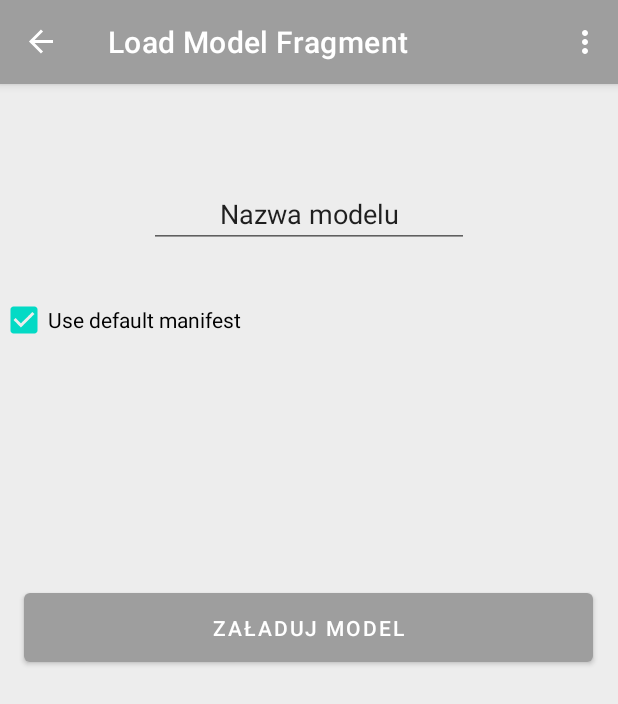
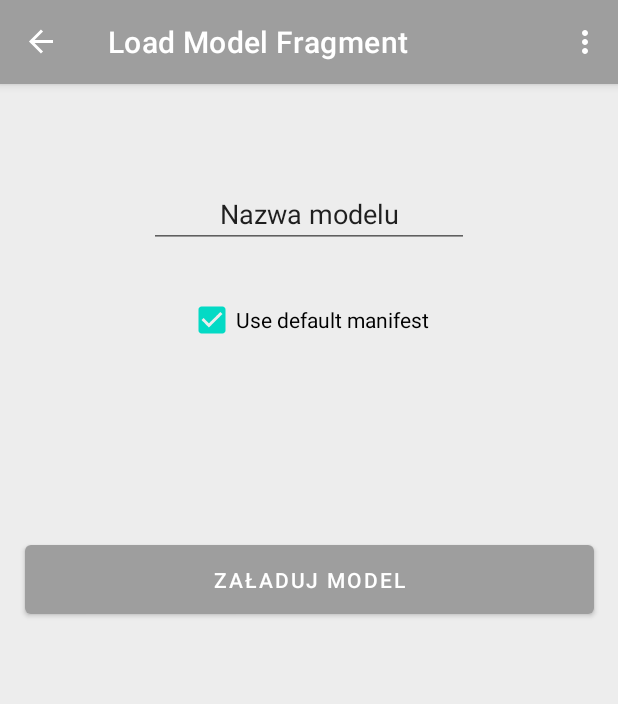
Before and after one commit to KonradPR/TPN, an Android app: the LoadModelFragment screen opened through its navigation route, on a phone screen of 412 x 824 dp. Shown: the top 704 px of the screen. Run offline under Robolectric (Android 15) with nearby library versions, the phone set to English and light mode, and no system bars; our stand-ins replace navigation-ui; libraries missing offline, so code that uses them is left out: androidx.camera.core, androidx.camera.extensions, androidx.camera.lifecycle, androidx.camera.view, com.nbsp.materialfilepicker and 1 more; network calls fail; 2 statements that could not run were skipped.

Commit message:
model selection working and camera resized

```diff
--- a/app/src/main/java/com/example/tpn/FirstFragment.java
+++ b/app/src/main/java/com/example/tpn/FirstFragment.java
@@ -112,6 +112,7 @@ public class FirstFragment extends Fragment {
     public void onViewCreated(@NonNull View view, Bundle savedInstanceState) {
         checkPermissions();
         super.onViewCreated(view, savedInstanceState);
+        binding.currentModel.setText("Currently used model: "+((MainActivity)getActivity()).getModelName());
         binding.buttonCamera.setOnClickListener(new View.OnClickListener() {
             @Override
             public void onClick(View view) {
--- a/app/src/main/java/com/example/tpn/SelectFragment.java
+++ b/app/src/main/java/com/example/tpn/SelectFragment.java
@@ -11,6 +11,7 @@ import android.widget.ArrayAdapter;
 import androidx.annotation.NonNull;
 import androidx.annotation.Nullable;
 import androidx.fragment.app.Fragment;
+import androidx.navigation.fragment.NavHostFragment;
 
 
 import com.example.tpn.databinding.SelectFragmentBinding;
@@ -40,6 +41,9 @@ public class SelectFragment extends Fragment {
             @Override
             public void onItemClick(AdapterView<?> adapterView, View view, int i, long l) {
                 System.out.println( ((String) adapterView.getItemAtPosition(i)));
+                ((MainActivity)getActivity()).setIndexOfCurrentModel(i);
+                NavHostFragment.findNavController(SelectFragment.this)
+                        .navigate(R.id.action_to_menu);
             }
         });
     }
--- a/app/src/main/res/layout/camera_fragment.xml
+++ b/app/src/main/res/layout/camera_fragment.xml
@@ -10,8 +10,7 @@
     <androidx.camera.view.PreviewView
         android:id="@+id/camera"
         android:layout_width="match_parent"
-        android:layout_height="240dp"
-        android:background="#FF5722"
+        android:layout_height="540dp"
         app:layout_constraintEnd_toEndOf="parent"
         app:layout_constraintHorizontal_bias="0.0"
         app:layout_constraintStart_toStartOf="parent"
--- a/app/src/main/res/layout/load_model_fragment.xml
+++ b/app/src/main/res/layout/load_model_fragment.xml
@@ -25,24 +25,24 @@
         android:id="@+id/checkbox_meat"
         android:layout_width="wrap_content"
         android:layout_height="wrap_content"
+        android:layout_marginStart="124dp"
         android:layout_marginTop="24dp"
+        android:layout_marginEnd="125dp"
         android:checked="true"
         android:onClick="onCheckboxClicked"
         android:text="Use default manifest"
-        app:layout_constraintTop_toBottomOf="@+id/editTextModelName"
-        tools:layout_editor_absoluteX="124dp" />
+        app:layout_constraintEnd_toEndOf="parent"
+        app:layout_constraintStart_toStartOf="parent"
+        app:layout_constraintTop_toBottomOf="@+id/editTextModelName" />
 
     <Button
         android:id="@+id/button_load"
         android:layout_width="379dp"
         android:layout_height="58dp"
-        android:layout_marginStart="16dp"
-        android:layout_marginTop="224dp"
-        android:layout_marginEnd="16dp"
+        android:layout_marginTop="120dp"
         android:text="Załaduj Model"
         app:layout_constraintEnd_toEndOf="parent"
-        app:layout_constraintHorizontal_bias="0.0"
         app:layout_constraintStart_toStartOf="parent"
-        app:layout_constraintTop_toBottomOf="@+id/editTextModelName" />
+        app:layout_constraintTop_toBottomOf="@+id/checkbox_meat" />
 
 </androidx.constraintlayout.widget.ConstraintLayout>
```
Also changed, not shown: app/src/main/java/com/example/tpn/MainActivity.java (+8 -0 lines).
